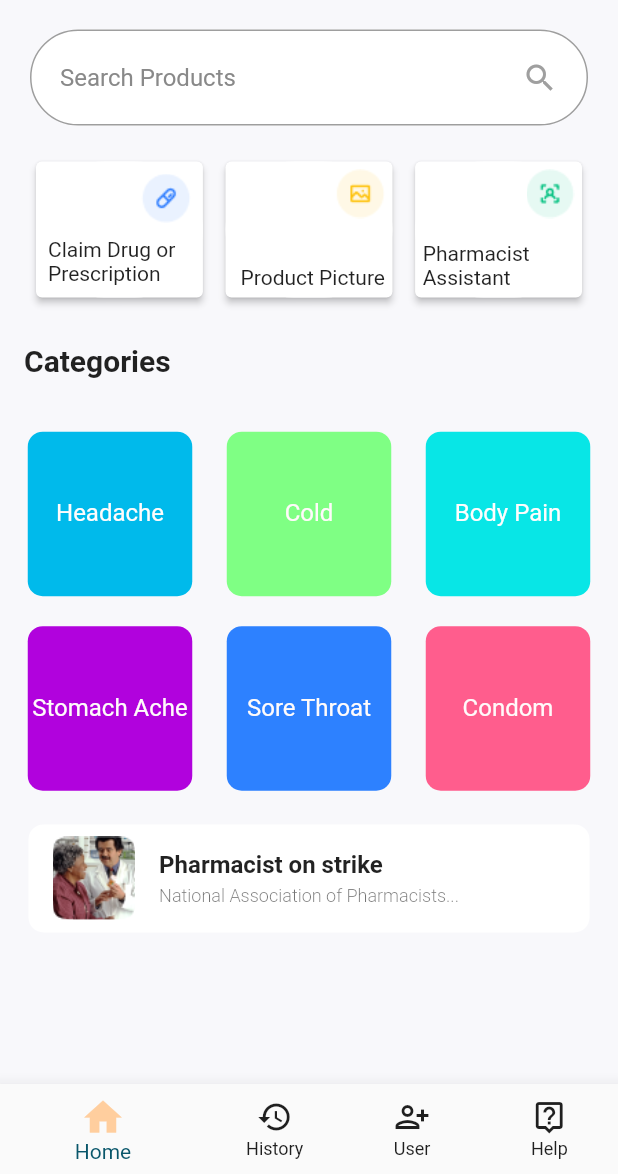
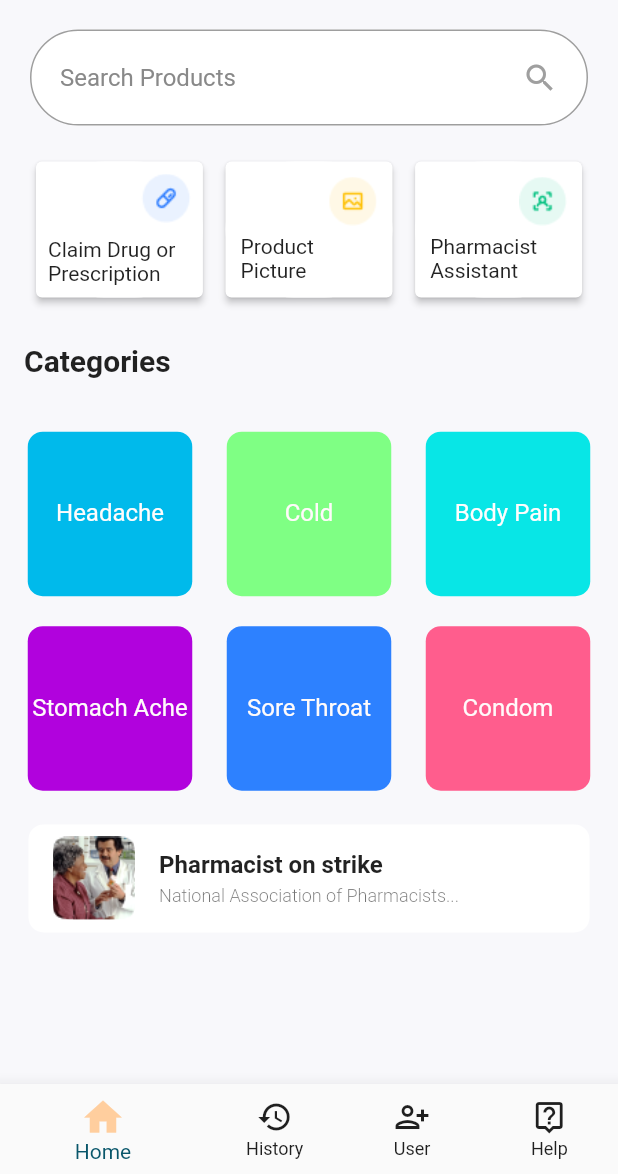
Before and after one commit to franklinosei/Thrive, a Flutter app: the screen it shows once a user with an empty profile is signed in, on a phone screen of 412 x 824 dp, the part 62-1236 px from its top. Run offline on Flutter 3.47's test engine with Material 2 defaults, Android fonts, the phone set to English and light mode, and no system bars; our stand-ins replace firebase_auth, firebase_core, font_awesome_flutter, google_fonts; accounts and stored records are empty; Roboto replaces fonts that are missing (Nunito).

Commit message:
Corrected some few bugs

```diff
--- a/lib/main.dart
+++ b/lib/main.dart
@@ -75,7 +75,26 @@ class _AppState extends State<App> {
         }
 
         // Otherwise, show something whilst waiting for initialization to complete
-        return const LoadingPage();
+        // return const LoadingPage();
+        return MaterialApp(
+            debugShowCheckedModeBanner: false,
+            color: bgColor,
+            theme: ThemeData(
+              appBarTheme: const AppBarTheme(
+                centerTitle: true,
+                backgroundColor: bgColor,
+                elevation: 0,
+                titleTextStyle: TextStyle(
+                    color: primaryColor,
+                    fontSize: 20,
+                    fontWeight: FontWeight.bold),
+              ),
+              backgroundColor: bgColor,
+              primarySwatch: Colors.blue,
+            ),
+
+            home: const LoadingPage());
+
       },
     );
   }
--- a/lib/screens/categories_screen/categories_screen.dart
+++ b/lib/screens/categories_screen/categories_screen.dart
@@ -5,7 +5,9 @@ import 'package:thrive/models/drug_model.dart';
 import 'package:thrive/screens/categories_screen/widgets/drug_card.dart';
 
 class CategoryScreen extends StatefulWidget {
-  const CategoryScreen({Key? key}) : super(key: key);
+  final String categoryName;
+  const CategoryScreen({Key? key, required this.categoryName})
+      : super(key: key);
 
   @override
   _CategoryScreenState createState() => _CategoryScreenState();
@@ -18,7 +20,7 @@ class _CategoryScreenState extends State<CategoryScreen> {
     return Scaffold(
       appBar: AppBar(
         // toolbarHeight: 70,
-        title: const Text('Category'),
+        title: Text(widget.categoryName),
         leading: IconButton(
           icon: const Icon(
             Icons.chevron_left,
--- a/lib/screens/home/home.dart
+++ b/lib/screens/home/home.dart
@@ -4,6 +4,7 @@ import 'package:thrive/constants/constants.dart';
 import 'package:thrive/mock_data/data.dart';
 import 'package:thrive/models/drug_model.dart';
 import 'package:google_fonts/google_fonts.dart';
+import 'package:thrive/screens/categories_screen/categories_screen.dart';
 
 class Home extends StatefulWidget {
   const Home({Key? key}) : super(key: key);
@@ -18,7 +19,20 @@ class _HomeState extends State<Home> {
   @override
   Widget build(BuildContext context) {
     List<Widget> symptoms = [
-      Container(
+      GestureDetector(
+        onTap: () {
+          Navigator.push(
+            context,
+            MaterialPageRoute(
+              builder: (context) {
+                return const CategoryScreen(
+                  categoryName: 'Headache',
+                );
+              },
+            ),
+          );
+        },
+        child: Container(
           child: const Center(
             child: Text(
               'Headache',
@@ -41,8 +55,23 @@ class _HomeState extends State<Home> {
               bottomRight: Radius.circular(10),
             ),
             color: Color.fromRGBO(0, 186, 235, 1),
-          )),
-      Container(
+          ),
+        ),
+      ),
+      GestureDetector(
+        onTap: () {
+          Navigator.push(
+            context,
+            MaterialPageRoute(
+              builder: (context) {
+                return const CategoryScreen(
+                  categoryName: 'Cold',
+                );
+              },
+            ),
+          );
+        },
+        child: Container(
             child: const Center(
               child: Text(
                 'Cold',
@@ -66,7 +95,21 @@ class _HomeState extends State<Home> {
               ),
               color: Color.fromRGBO(127, 255, 132, 1),
             )),
-      Container(
+      ),
+      GestureDetector(
+        onTap: () {
+          Navigator.push(
+            context,
+            MaterialPageRoute(
+              builder: (context) {
+                return const CategoryScreen(
+                  categoryName: 'Body Pain',
+                );
+              },
+            ),
+          );
+        },
+        child: Container(
             child: const Center(
               child: Text(
                 'Body Pain',
@@ -90,6 +133,7 @@ class _HomeState extends State<Home> {
               ),
               color: Color.fromRGBO(8, 230, 230, 1),
             )),
+      ),
       Container(
           child: const Center(
             child: Text(
@@ -254,7 +298,7 @@ class _HomeState extends State<Home> {
                       Card(
                         elevation: 2,
                         child: Container(
-                          padding: EdgeInsets.all(8),
+                          padding: const EdgeInsets.all(8),
                           decoration: const BoxDecoration(
                             borderRadius: BorderRadius.all(Radius.circular(60)),
                             color: Colors.white,
@@ -274,7 +318,7 @@ class _HomeState extends State<Home> {
                       Card(
                         elevation: 2,
                         child: Container(
-                          padding: EdgeInsets.all(5),
+                          padding: EdgeInsets.all(10),
                           decoration: const BoxDecoration(
                             borderRadius: BorderRadius.all(Radius.circular(60)),
                             color: Colors.white,
@@ -294,7 +338,7 @@ class _HomeState extends State<Home> {
                       Card(
                         elevation: 2,
                         child: Container(
-                          padding: EdgeInsets.all(5),
+                          padding: EdgeInsets.all(10),
                           decoration: const BoxDecoration(
                             borderRadius: BorderRadius.all(Radius.circular(60)),
                             color: Colors.white,
```
Also changed, not shown: lib/screens/categories_screen/widgets/drug_card.dart (+6 -2 lines). Lines whose indentation alone changed are shown as unchanged.
